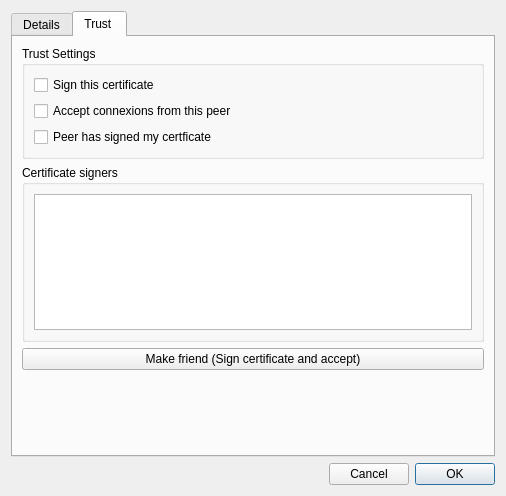
Before: the Qt Designer form retroshare-gui/src/gui/connect/ConfCertDialog.ui in RetroShare/RetroShare, drawn with Qt 5.
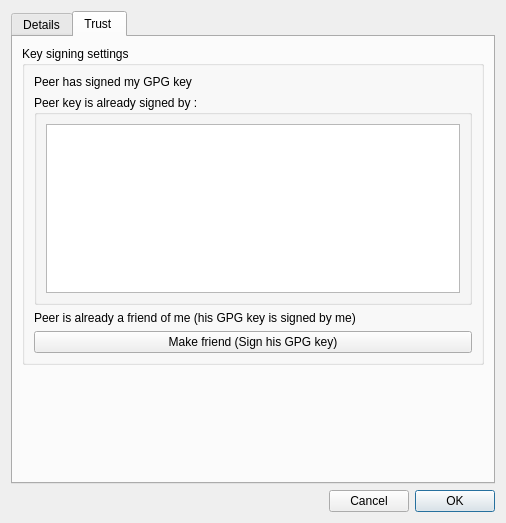
After: the same form once the commit is applied. The open tabs and pages were chosen to show the change. Icons and pictures are not drawn.

Commit message: make peer details work for GPG key in the network view gui

```diff
--- a/retroshare-gui/src/gui/connect/ConfCertDialog.ui
+++ b/retroshare-gui/src/gui/connect/ConfCertDialog.ui
@@ -7,7 +7,7 @@
     <x>0</x>
     <y>0</y>
     <width>506</width>
-    <height>474</height>
+    <height>523</height>
    </rect>
   </property>
   <property name="windowTitle">
@@ -257,58 +257,45 @@
        <item>
         <widget class="QGroupBox" name="groupBox_3">
          <property name="title">
-          <string>Trust Settings</string>
+          <string>Key signing settings</string>
          </property>
          <layout class="QVBoxLayout" name="_10">
           <item>
-           <widget class="QCheckBox" name="signBox">
-            <property name="toolTip">
-             <string comment="Once signed, you cannot unsign a certificate, only deny connexions."/>
-            </property>
+           <widget class="QLabel" name="is_signing_me">
             <property name="text">
-             <string>Sign this certificate</string>
+             <string>Peer has signed my GPG key</string>
             </property>
            </widget>
           </item>
           <item>
-           <widget class="QCheckBox" name="_peerAcceptedCB">
-            <property name="text">
-             <string>Accept connexions from this peer</string>
+           <widget class="QGroupBox" name="groupBox_4">
+            <property name="title">
+             <string>Peer key is already signed by :</string>
             </property>
+            <layout class="QVBoxLayout" name="_11">
+             <item>
+              <widget class="QTextBrowser" name="signers"/>
+             </item>
+            </layout>
            </widget>
           </item>
           <item>
-           <widget class="QCheckBox" name="_peerTrustsMeCB">
-            <property name="toolTip">
-             <string/>
-            </property>
+           <widget class="QLabel" name="signed_already_label">
             <property name="text">
-             <string>Peer has signed my certficate</string>
+             <string>Peer is already a friend of me (his GPG key is signed by me)</string>
             </property>
            </widget>
           </item>
-         </layout>
-        </widget>
-       </item>
-       <item>
-        <widget class="QGroupBox" name="groupBox_4">
-         <property name="title">
-          <string>Certificate signers</string>
-         </property>
-         <layout class="QVBoxLayout" name="_11">
           <item>
-           <widget class="QTextBrowser" name="signers"/>
+           <widget class="QPushButton" name="sign_button">
+            <property name="text">
+             <string>Make friend (Sign his GPG key)</string>
+            </property>
+           </widget>
           </item>
          </layout>
         </widget>
        </item>
-       <item>
-        <widget class="QPushButton" name="_makeFriendPB">
-         <property name="text">
-          <string>Make friend (Sign certificate and accept)</string>
-         </property>
-        </widget>
-       </item>
        <item>
         <spacer>
          <property name="orientation">
```
Left out of the diff: 2 changed lines with no effect on the pictures. The commit also changes 12 other files.
